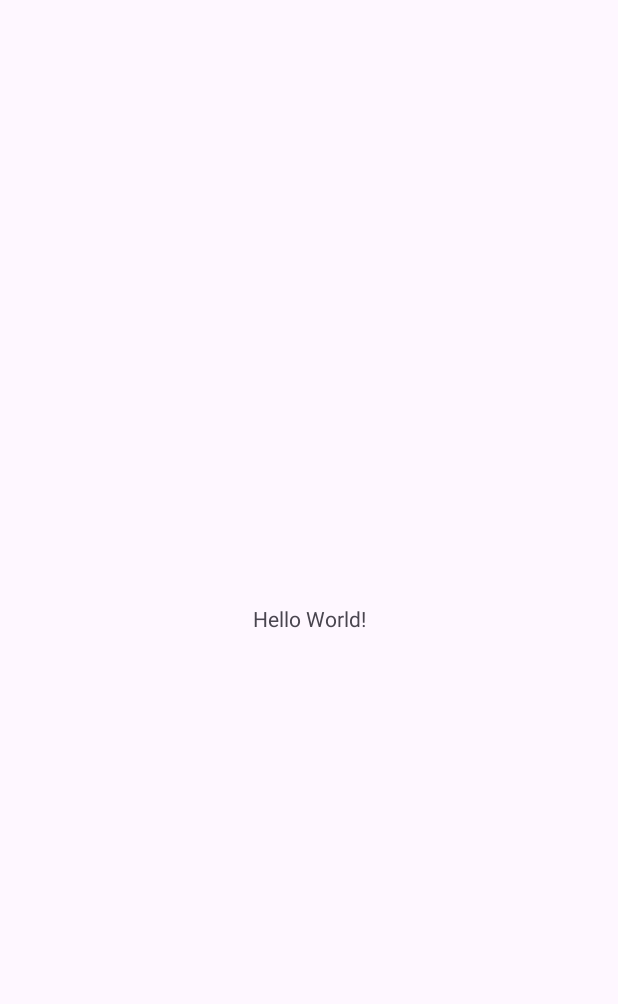
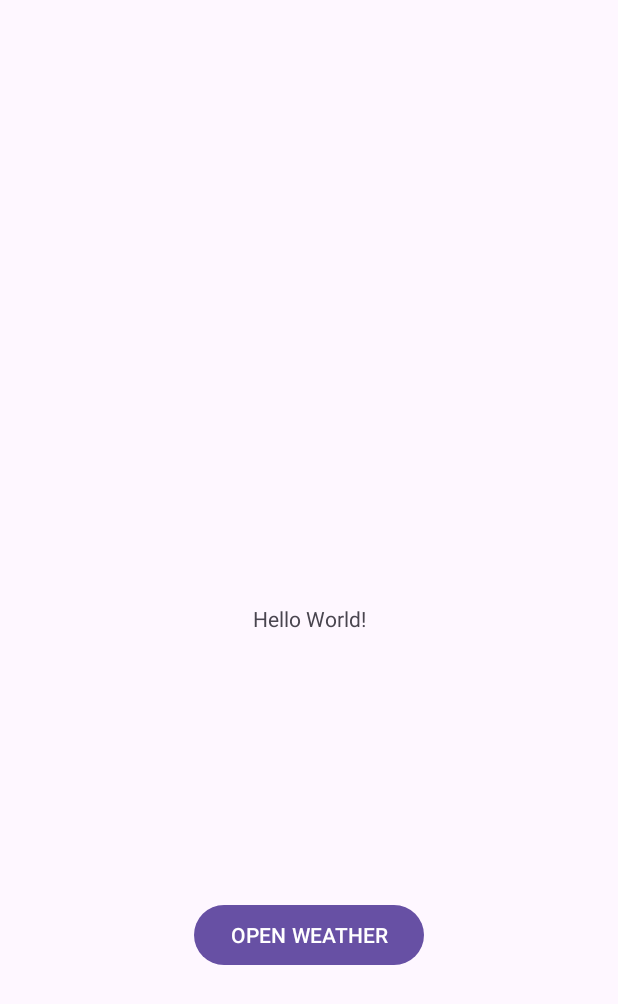
Before and after one commit to ajany-m/WeatherTest, an Android app: the screen it shows after launch (MainActivity), on a phone screen of 412 x 824 dp. Before the commit the part shown is almost empty. Shown: the top 1004 px of the screen. Run offline under Robolectric (Android 15) with nearby library versions, the phone set to English and light mode, and no system bars.

Commit message:
Create WeatherActivity

```diff
--- a/app/src/main/AndroidManifest.xml
+++ b/app/src/main/AndroidManifest.xml
@@ -13,6 +13,9 @@
         android:theme="@style/Theme.WeatherTest"
         tools:targetApi="31">
         <activity
+            android:name=".WeatherActivity"
+            android:exported="false" />
+        <activity
             android:name=".MainActivity"
             android:exported="true">
             <intent-filter>
--- a/app/src/main/java/com/example/weathertest/MainActivity.kt
+++ b/app/src/main/java/com/example/weathertest/MainActivity.kt
@@ -1,20 +1,23 @@
 package com.example.weathertest
 
+import android.content.Intent
 import android.os.Bundle
+import android.widget.Button
+import android.widget.TextView
 import androidx.activity.enableEdgeToEdge
 import androidx.appcompat.app.AppCompatActivity
-import androidx.core.view.ViewCompat
-import androidx.core.view.WindowInsetsCompat
 
 class MainActivity : AppCompatActivity() {
     override fun onCreate(savedInstanceState: Bundle?) {
         super.onCreate(savedInstanceState)
         enableEdgeToEdge()
         setContentView(R.layout.activity_main)
-        ViewCompat.setOnApplyWindowInsetsListener(findViewById(R.id.main)) { v, insets ->
-            val systemBars = insets.getInsets(WindowInsetsCompat.Type.systemBars())
-            v.setPadding(systemBars.left, systemBars.top, systemBars.right, systemBars.bottom)
-            insets
+
+        val textView = findViewById<TextView>(R.id.tvTemperature)
+        val btnWeather = findViewById<Button>(R.id.btnWeather)
+        btnWeather.setOnClickListener {
+            val intent = Intent(this, WeatherActivity::class.java).also(::startActivity)
         }
     }
+
 }
--- a/app/src/main/res/layout/activity_main.xml
+++ b/app/src/main/res/layout/activity_main.xml
@@ -8,6 +8,7 @@
     tools:context=".MainActivity">
 
     <TextView
+        android:id="@+id/tvTemperature"
         android:layout_width="wrap_content"
         android:layout_height="wrap_content"
         android:text="Hello World!"
@@ -16,4 +17,15 @@
         app:layout_constraintStart_toStartOf="parent"
         app:layout_constraintTop_toTopOf="parent" />
 
+    <Button
+        android:id="@+id/btnWeather"
+        android:layout_width="wrap_content"
+        android:layout_height="wrap_content"
+        android:text="OPEN WEATHER"
+        app:layout_constraintBottom_toBottomOf="parent"
+        app:layout_constraintEnd_toEndOf="parent"
+        app:layout_constraintStart_toStartOf="parent"
+        app:layout_constraintTop_toBottomOf="@+id/tvTemperature" />
+
+
 </androidx.constraintlayout.widget.ConstraintLayout>
```
Also changed, not shown: app/src/main/java/com/example/weathertest/WeatherActivity.kt (added, +15 -0 lines), app/src/main/res/layout/activity_weather.xml (added, +17 -0 lines).
